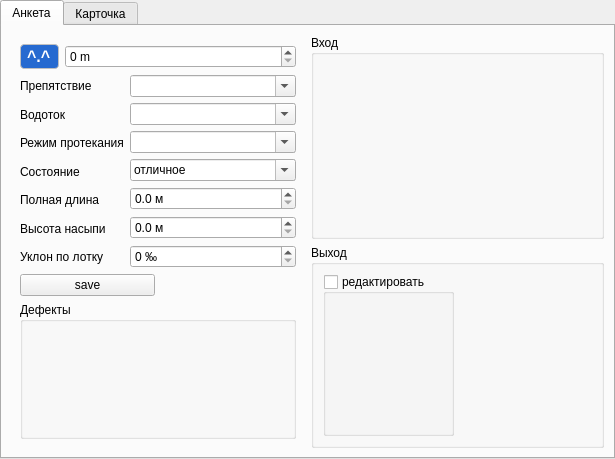
Old version of the form tubeform.ui in the repository SevenLines/Tube.
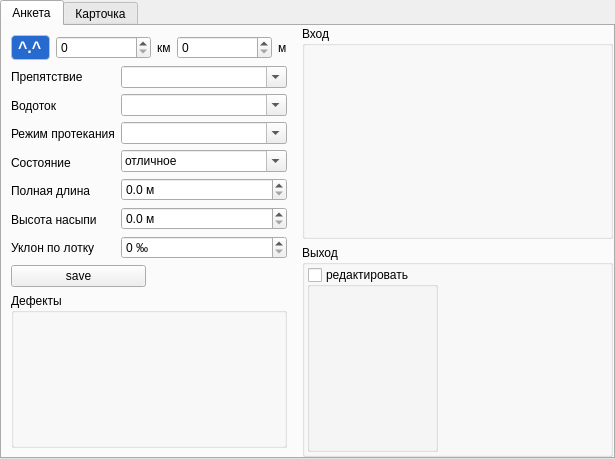
New version of the form. Custom widgets are drawn as their Qt base class.

```diff
--- a/tubeform.ui
+++ b/tubeform.ui
@@ -51,6 +51,18 @@
        <string>Анкета</string>
       </attribute>
       <layout class="QGridLayout" name="gridLayout_2">
+       <property name="leftMargin">
+        <number>0</number>
+       </property>
+       <property name="topMargin">
+        <number>0</number>
+       </property>
+       <property name="rightMargin">
+        <number>0</number>
+       </property>
+       <property name="bottomMargin">
+        <number>0</number>
+       </property>
        <item row="0" column="1">
         <widget class="QWidget" name="widget_2" native="true">
          <property name="sizePolicy">
@@ -89,6 +101,18 @@
              <string>Вход</string>
             </property>
             <layout class="QGridLayout" name="gridLayout_3">
+             <property name="leftMargin">
+              <number>2</number>
+             </property>
+             <property name="topMargin">
+              <number>2</number>
+             </property>
+             <property name="rightMargin">
+              <number>2</number>
+             </property>
+             <property name="bottomMargin">
+              <number>2</number>
+             </property>
              <item row="0" column="1">
               <widget class="PortalForm" name="wdgPortalIn" native="true">
                <property name="sizePolicy">
@@ -151,6 +175,18 @@
              <bool>false</bool>
             </property>
             <layout class="QGridLayout" name="gridLayout_5">
+             <property name="leftMargin">
+              <number>2</number>
+             </property>
+             <property name="topMargin">
+              <number>2</number>
+             </property>
+             <property name="rightMargin">
+              <number>2</number>
+             </property>
+             <property name="bottomMargin">
+              <number>2</number>
+             </property>
              <property name="horizontalSpacing">
               <number>6</number>
              </property>
@@ -554,10 +590,29 @@
                </property>
               </widget>
              </item>
+             <item row="0" column="3">
+              <widget class="QSpinBox" name="spnPositionM">
+               <property name="suffix">
+                <string/>
+               </property>
+               <property name="prefix">
+                <string/>
+               </property>
+               <property name="maximum">
+                <number>999</number>
+               </property>
+               <property name="singleStep">
+                <number>10</number>
+               </property>
+               <property name="value">
+                <number>0</number>
+               </property>
+              </widget>
+             </item>
              <item row="0" column="1">
               <widget class="QSpinBox" name="spnPosition">
                <property name="suffix">
-                <string> m</string>
+                <string/>
                </property>
                <property name="prefix">
                 <string/>
@@ -573,6 +628,32 @@
                </property>
               </widget>
              </item>
+             <item row="0" column="2">
+              <widget class="QLabel" name="label">
+               <property name="sizePolicy">
+                <sizepolicy hsizetype="Maximum" vsizetype="Preferred">
+                 <horstretch>0</horstretch>
+                 <verstretch>0</verstretch>
+                </sizepolicy>
+               </property>
+               <property name="text">
+                <string>км</string>
+               </property>
+              </widget>
+             </item>
+             <item row="0" column="4">
+              <widget class="QLabel" name="label_2">
+               <property name="sizePolicy">
+                <sizepolicy hsizetype="Maximum" vsizetype="Preferred">
+                 <horstretch>0</horstretch>
+                 <verstretch>0</verstretch>
+                </sizepolicy>
+               </property>
+               <property name="text">
+                <string>м</string>
+               </property>
+              </widget>
+             </item>
             </layout>
            </widget>
           </item>
```
Left out of the diff: 15 changed lines with no effect on the pictures.
